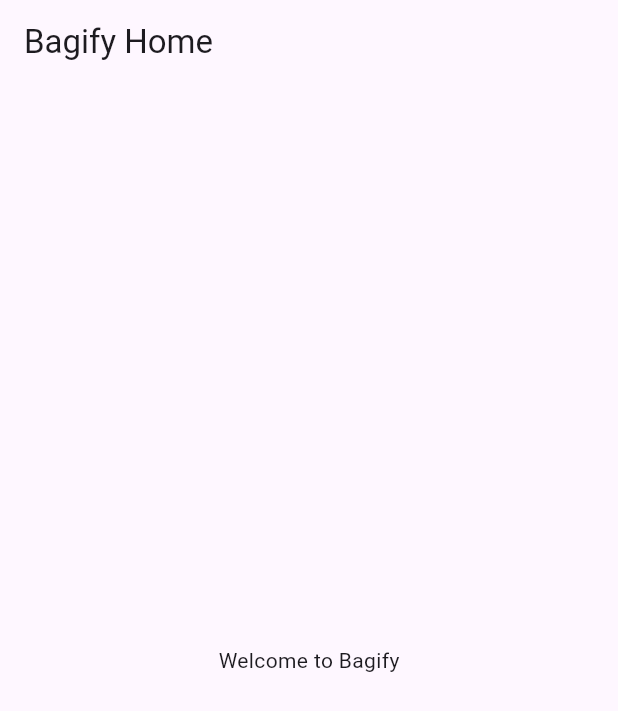
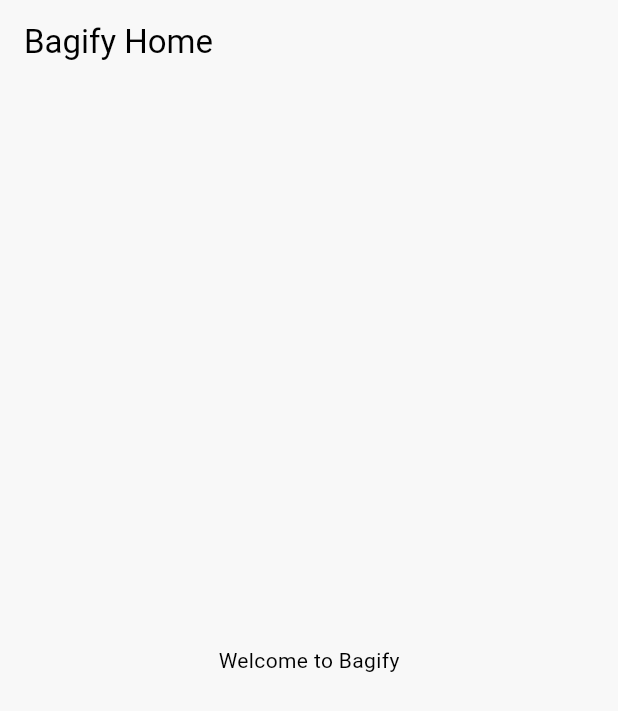
Before and after one commit to rflorat07/Bagify, a Flutter app: the screen it shows after launch, on a phone screen of 412 x 824 dp. Shown: the top 711 px of the screen. Run offline on Flutter 3.47's test engine with Material 3 defaults, Android fonts, the phone set to English and light mode, and no system bars; our stand-ins replace flutter_riverpod, go_router.

Commit message:
Implement theming and routing for Bagify app with light and dark modes

```diff
--- a/lib/core/router/app_router.dart
+++ b/lib/core/router/app_router.dart
@@ -1,3 +1,4 @@
+import 'package:flutter/cupertino.dart';
 import 'package:go_router/go_router.dart';
 
 import '../../features/index.dart';
@@ -17,11 +18,11 @@ class AppRoutes {
 /// Router configuration
 
 final GoRouter appRouter = GoRouter(
-  initialLocation: AppRoutes.bagifyHome,
+  initialLocation: '/',
   routes: [
     /// Bagify Store Routes
     GoRoute(
-      path: AppRoutes.bagifyHome,
+      path: '/',
       name: 'bagify-home',
       builder: (context, state) => const BagifyHomeScreen(),
     ),
@@ -51,4 +52,5 @@ final GoRouter appRouter = GoRouter(
       builder: (context, state) => const BagifyWishlistScreen(),
     ),
   ],
+  errorBuilder: (context, state) => Text('Router Error: ${state.error}'),
 );
--- /dev/null
+++ b/lib/core/theme/app_color.dart
@@ -0,0 +1,38 @@
+import 'package:flutter/material.dart';
+
+class AppColor {
+  static const primary = 0xFF6200EE;
+  static const secondary = 0xFF03DAC6;
+  static const background = 0xFFF8F8F8;
+  static const surface = 0xFFF8F8F8;
+  static const error = 0xFFB00020;
+  static const onPrimary = 0xFFFFFFFF;
+  static const onSecondary = 0xFF000000;
+  static const onBackground = 0xFF000000;
+  static const onSurface = 0xFF000000;
+  static const onError = 0xFFFFFFFF;
+}
+
+const lightColorScheme = ColorScheme(
+  brightness: Brightness.light,
+  primary: Color(AppColor.primary),
+  onPrimary: Color(AppColor.onPrimary),
+  secondary: Color(AppColor.secondary),
+  onSecondary: Color(AppColor.onSecondary),
+  surface: Color(AppColor.surface),
+  onSurface: Color(AppColor.onSurface),
+  error: Color(AppColor.error),
+  onError: Color(AppColor.onError),
+);
+
+const darkColorScheme = ColorScheme(
+  brightness: Brightness.dark,
+  primary: Color(AppColor.primary),
+  onPrimary: Color(AppColor.onPrimary),
+  secondary: Color(AppColor.secondary),
+  onSecondary: Color(AppColor.onSecondary),
+  surface: Color(AppColor.surface),
+  onSurface: Color(AppColor.onSurface),
+  error: Color(AppColor.error),
+  onError: Color(AppColor.onError),
+);
--- /dev/null
+++ b/lib/core/theme/app_theme.dart
@@ -0,0 +1,26 @@
+import 'package:flutter/material.dart';
+
+import 'app_color.dart';
+
+class AppTheme {
+  /// Private constructor
+  AppTheme._();
+
+  /// Light Theme
+  static ThemeData get lightTheme {
+    return ThemeData(
+      brightness: Brightness.light,
+      colorScheme: lightColorScheme,
+      useMaterial3: true,
+    );
+  }
+
+  /// Dark Theme
+  static ThemeData get darkTheme {
+    return ThemeData(
+      brightness: Brightness.dark,
+      colorScheme: darkColorScheme,
+      useMaterial3: true,
+    );
+  }
+}
--- /dev/null
+++ b/lib/core/theme/theme.dart
@@ -0,0 +1,2 @@
+export './app_color.dart';
+export './app_theme.dart';
--- a/lib/main.dart
+++ b/lib/main.dart
@@ -2,6 +2,7 @@ import 'package:flutter/material.dart';
 import 'package:flutter_riverpod/flutter_riverpod.dart';
 
 import 'core/router/app_router.dart';
+import 'core/theme/theme.dart';
 
 void main() {
   // Ensure Flutter binding is initialized
@@ -16,8 +17,11 @@ class BagifyEcommerceBagShop extends StatelessWidget {
   @override
   Widget build(BuildContext context) {
     return MaterialApp.router(
+      title: 'Bagify - Ecommerce Bag Shop',
+      theme: AppTheme.lightTheme,
+      darkTheme: AppTheme.darkTheme,
+      themeMode: ThemeMode.light,
       routerConfig: appRouter,
-      title: 'Bagify - Ecommerce Bag Shop',
       debugShowCheckedModeBanner: false,
     );
   }
```
